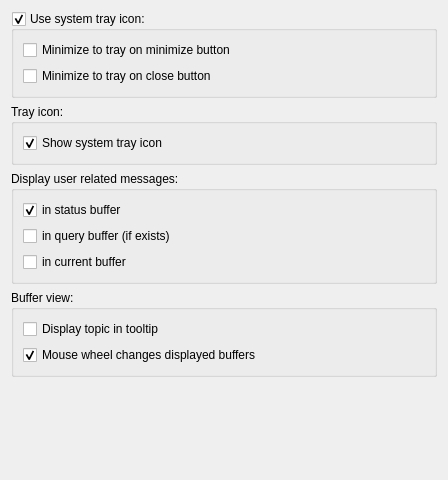
Qt form src/qtui/settingspages/generalsettingspage.ui (quassel/quassel) before a commit.
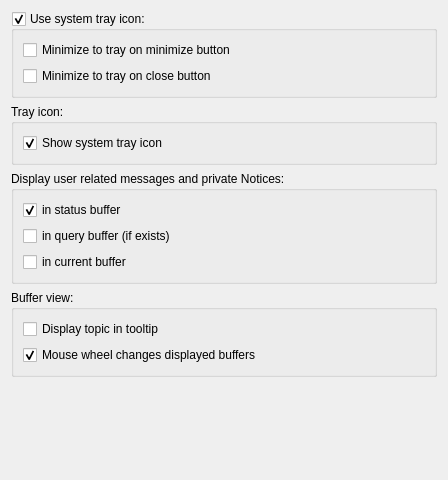
The same form after that commit.

Commit message: Redirection of certain messages to different targets is now possible. You can chose wheter the message should be displayed in the current buffer, the status buffer or the original target. The settings apply currently to notices and error messages like "no such nick or channel"

```diff
--- a/src/qtui/settingspages/generalsettingspage.ui
+++ b/src/qtui/settingspages/generalsettingspage.ui
@@ -61,7 +61,7 @@
    <item>
     <widget class="QGroupBox" name="groupBox" >
      <property name="title" >
-      <string>Display user related messages:</string>
+      <string>Display user related messages and private Notices:</string>
      </property>
      <layout class="QVBoxLayout" >
       <item>
```
The commit also changes 4 other files.
